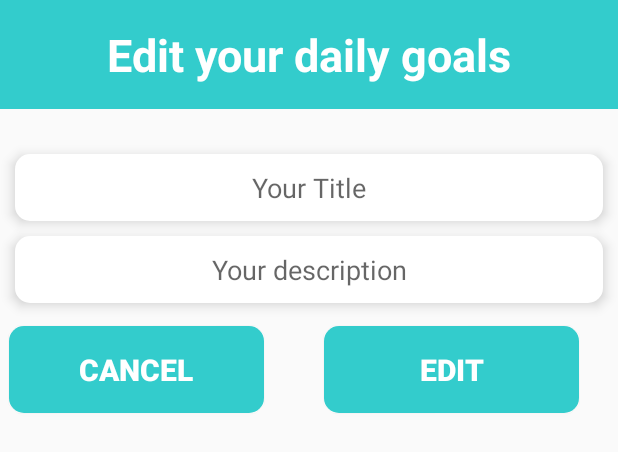
After one commit to Sowad13/Hope, an Android app: the layout update_dailytask.xml on its own in the app's theme, with its tools: preview values and no code run, on a phone screen of 412 x 824 dp. The commit adds this screen. Shown: the top 452 px of the screen. Run offline under Robolectric (Android 15) with nearby library versions, the phone set to English and light mode, and no system bars; Roboto replaces fonts that are not available here.

Commit message:
daily task

```diff
--- a/app/build.gradle
+++ b/app/build.gradle
@@ -72,5 +72,8 @@ dependencies {
     // Rounded Image View
     implementation 'com.makeramen:roundedimageview:2.3.0'
 
+    //for recyclerView animation
+    implementation 'it.xabaras.android:recyclerview-swipedecorator:1.2.3'
+
 
 }
--- /dev/null
+++ b/app/src/main/res/layout/update_dailytask.xml
@@ -0,0 +1,93 @@
+<?xml version="1.0" encoding="utf-8"?>
+<RelativeLayout
+    xmlns:android="http://schemas.android.com/apk/res/android" android:layout_width="match_parent"
+    android:layout_height="match_parent"
+    android:paddingBottom="10dp"
+    android:id="@+id/bottomSheetContainer"
+    >
+
+    <TextView
+        android:id="@+id/header_text"
+        android:layout_width="match_parent"
+        android:layout_height="wrap_content"
+        android:text="Edit your daily goals"
+        android:textStyle="bold"
+        android:textSize="30sp"
+        android:textAlignment="center"
+        android:padding="16dp"
+        android:background="@color/comunity"
+        android:textColor="#fff"
+        />
+
+
+    <EditText
+        android:id="@+id/edit_title"
+        android:layout_width="match_parent"
+        android:layout_height="wrap_content"
+        android:layout_below="@+id/header_text"
+        android:layout_marginStart="10dp"
+        android:layout_marginTop="30dp"
+        android:layout_marginEnd="10dp"
+        android:background="@drawable/custom_button"
+        android:elevation="5dp"
+        android:hint="Your Title"
+        android:padding="10dp"
+        android:textAlignment="center" />
+
+    <EditText
+
+        android:id="@+id/edit_description"
+        android:layout_width="match_parent"
+        android:layout_height="wrap_content"
+        android:layout_below="@+id/edit_title"
+        android:hint="Your description"
+        android:textAlignment="center"
+        android:layout_marginTop="10dp"
+        android:padding="10dp"
+        android:background="@drawable/custom_button"
+        android:elevation="5dp"
+        android:layout_marginEnd="10dp"
+        android:layout_marginStart="10dp"
+        />
+
+    <Button
+        android:id="@+id/c_butn"
+        android:layout_width="170dp"
+        android:layout_height="wrap_content"
+        android:text="Cancel"
+        android:padding="15dp"
+        android:background="@drawable/custom_button"
+        android:backgroundTint="@color/comunity"
+        android:textStyle="bold"
+        android:textColor="#fff"
+        android:layout_below="@id/edit_description"
+        android:textSize="20sp"
+        android:layout_marginTop="15dp"
+        android:layout_marginStart="6dp"
+        android:textAlignment="center"
+
+
+        />
+    <Button
+        android:id="@+id/edit_button"
+        android:layout_width="170dp"
+        android:layout_height="wrap_content"
+        android:text="Edit"
+        android:padding="15dp"
+        android:background="@drawable/custom_button"
+        android:backgroundTint="@color/comunity"
+        android:layout_toEndOf="@+id/c_butn"
+        android:textStyle="bold"
+        android:textColor="#fff"
+        android:layout_below="@+id/edit_description"
+        android:textSize="20sp"
+        android:layout_marginTop="15dp"
+        android:layout_marginStart="40dp"
+        android:textAlignment="center"
+        android:layout_marginEnd="6dp"
+
+
+        />
+
+
+</RelativeLayout>
```
Also changed, not shown: app/src/main/java/com/example/hope/DailyActivity.java (+130 -2 lines), app/src/main/res/drawable/ic_done_all_black_24dp.xml (added, +9 -0 lines), app/src/main/res/drawable/ic_mode_edit_black_24dp.xml (added, +9 -0 lines).
